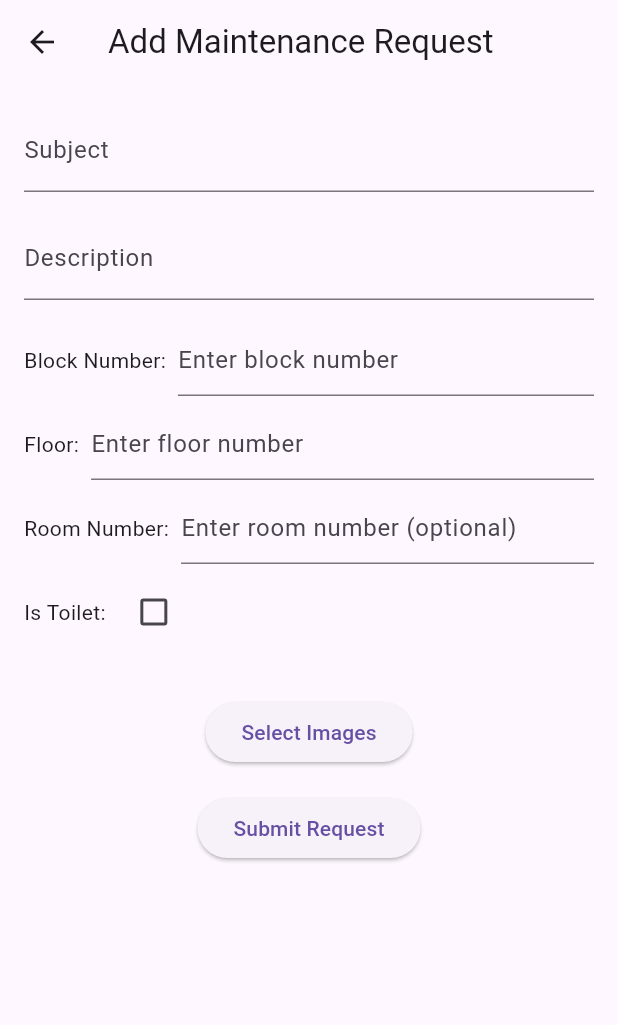
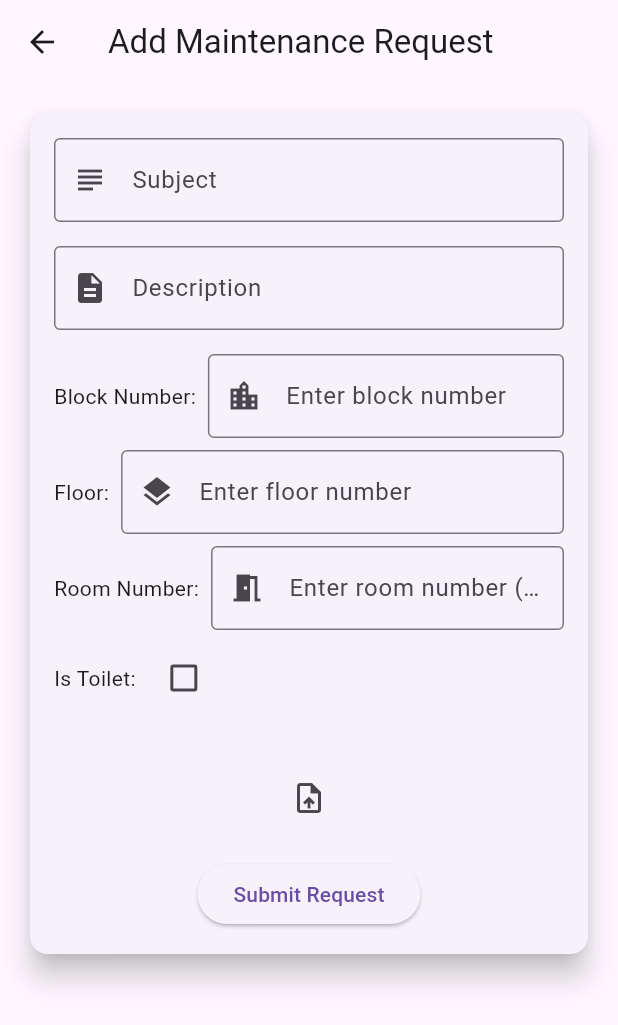
Before and after one commit to amanabiy/Maintenance_System, a Flutter app: the AddRequestPage screen opened directly, on a phone screen of 412 x 824 dp. Shown: the top 1025 px of the screen. Run offline on Flutter 3.47's test engine with Material 3 defaults, Android fonts, the phone set to English and light mode, and no system bars; our stand-ins replace dio, flutter_secure_storage, image_picker, shared_preferences, stylish_bottom_bar; accounts and stored records are empty.

Commit message:
(feat): some design

```diff
--- a/mobile/lib/screens/add_request_page.dart
+++ b/mobile/lib/screens/add_request_page.dart
@@ -35,8 +35,7 @@ class _AddRequestPageState extends State<AddRequestPage> {
     final XFile image;
     if (source == ImageSource.camera) {
       image = (await picker.pickImage(source: ImageSource.camera))!;
-    }
-    else {
+    } else {
       image = (await picker.pickImage(source: ImageSource.gallery))!;
     }
 
@@ -44,7 +43,6 @@ class _AddRequestPageState extends State<AddRequestPage> {
       setState(() {
         _selectedImages.add(image);
       });
-      await _uploadFile(image);
     }
   }
 
@@ -98,14 +96,16 @@ class _AddRequestPageState extends State<AddRequestPage> {
       if (response.statusCode == 200 || response.statusCode == 201) {
         final fileUrl = response.data['fileUrl'];
         setState(() {
-          _uploadedFiles.add({'id': response.data['id'], 'name': file.name, 'path': fileUrl});
+          _uploadedFiles.add(
+              {'id': response.data['id'], 'name': file.name, 'path': fileUrl});
         });
         ScaffoldMessenger.of(context).showSnackBar(
           const SnackBar(content: Text('File uploaded successfully')),
         );
       } else {
         ScaffoldMessenger.of(context).showSnackBar(
-          SnackBar(content: Text('Error uploading file: ${response.statusMessage}')),
+          SnackBar(
+              content: Text('Error uploading file: ${response.statusMessage}')),
         );
       }
     } catch (e) {
@@ -157,7 +157,8 @@ class _AddRequestPageState extends State<AddRequestPage> {
           );
         });
       } else {
-        final errorMessage = response.data['message'] ?? 'Error submitting request. Please try again.';
+        final errorMessage = response.data['message'] ??
+            'Error submitting request. Please try again.';
         ScaffoldMessenger.of(context).showSnackBar(
           SnackBar(content: Text(errorMessage)),
         );
@@ -189,13 +190,23 @@ class _AddRequestPageState extends State<AddRequestPage> {
       ),
       body: Padding(
         padding: const EdgeInsets.all(16.0),
+        child: Card(
+          elevation: 8.0,
+          shape:
+              RoundedRectangleBorder(borderRadius: BorderRadius.circular(12)),
+          child: Padding(
+            padding: const EdgeInsets.all(16.0),
             child: Form(
               key: _formKey,
               child: SingleChildScrollView(
                 child: Column(
                   children: [
                     TextFormField(
-                  decoration: const InputDecoration(labelText: 'Subject'),
+                      decoration: InputDecoration(
+                        labelText: 'Subject',
+                        border: OutlineInputBorder(),
+                        prefixIcon: Icon(Icons.subject),
+                      ),
                       controller: _subject,
                       validator: (value) {
                         if (value == null || value.isEmpty) {
@@ -206,7 +217,11 @@ class _AddRequestPageState extends State<AddRequestPage> {
                     ),
                     const SizedBox(height: 16.0),
                     TextFormField(
-                  decoration: const InputDecoration(labelText: 'Description'),
+                      decoration: InputDecoration(
+                        labelText: 'Description',
+                        border: OutlineInputBorder(),
+                        prefixIcon: Icon(Icons.description),
+                      ),
                       controller: _description,
                       validator: (value) {
                         if (value == null || value.isEmpty) {
@@ -223,7 +238,11 @@ class _AddRequestPageState extends State<AddRequestPage> {
                         Expanded(
                           child: TextFormField(
                             keyboardType: TextInputType.number,
-                        decoration: const InputDecoration(hintText: 'Enter block number'),
+                            decoration: InputDecoration(
+                              hintText: 'Enter block number',
+                              border: OutlineInputBorder(),
+                              prefixIcon: Icon(Icons.location_city),
+                            ),
                             controller: _blockNumber,
                             validator: (value) {
                               if (value == null || value.isEmpty) {
@@ -243,7 +262,11 @@ class _AddRequestPageState extends State<AddRequestPage> {
                         Expanded(
                           child: TextFormField(
                             keyboardType: TextInputType.number,
-                        decoration: const InputDecoration(hintText: 'Enter floor number'),
+                            decoration: InputDecoration(
+                              hintText: 'Enter floor number',
+                              border: OutlineInputBorder(),
+                              prefixIcon: Icon(Icons.layers),
+                            ),
                             controller: _floor,
                             validator: (value) {
                               if (value == null || value.isEmpty) {
@@ -262,7 +285,11 @@ class _AddRequestPageState extends State<AddRequestPage> {
                         const SizedBox(width: 8.0),
                         Expanded(
                           child: TextFormField(
-                        decoration: const InputDecoration(hintText: 'Enter room number (optional)'),
+                            decoration: InputDecoration(
+                              hintText: 'Enter room number (optional)',
+                              border: OutlineInputBorder(),
+                              prefixIcon: Icon(Icons.meeting_room),
+                            ),
                             controller: _roomNumber,
                           ),
                         ),
@@ -275,15 +302,16 @@ class _AddRequestPageState extends State<AddRequestPage> {
                         const SizedBox(width: 8.0),
                         Checkbox(
                           value: _isToilet,
-                      onChanged: (value) => setState(() => _isToilet = value!),
+                          onChanged: (value) =>
+                              setState(() => _isToilet = value!),
                         ),
                       ],
                     ),
                     const SizedBox(height: 16.0),
                     _selectedImages.isNotEmpty
-                    ? Wrap(
-                        spacing: 8.0,
-                        runSpacing: 8.0,
+                        ? SingleChildScrollView(
+                            scrollDirection: Axis.horizontal,
+                            child: Row(
                               children: _selectedImages.map((image) {
                                 return Stack(
                                   children: [
@@ -300,7 +328,7 @@ class _AddRequestPageState extends State<AddRequestPage> {
                                         onTap: () {
                                           setState(() {
                                             _selectedImages.remove(image);
-                                      _removeFile(image.name);
+                                            _removeFile(image.path);
                                           });
                                         },
                                         child: Container(
@@ -315,26 +343,14 @@ class _AddRequestPageState extends State<AddRequestPage> {
                                   ],
                                 );
                               }).toList(),
+                            ),
                           )
                         : Container(),
                     const SizedBox(height: 16.0),
-                ElevatedButton(
+                    IconButton(
+                      icon: Icon(Icons.upload_file),
                       onPressed: pickImage,
-                  child: const Text('Select Images'),
                     ),
-                // _uploadedFiles.isNotEmpty
-                //     ? Column(
-                //         children: _uploadedFiles.map((file) {
-                //           return ListTile(
-                //             title: Text(file['name']),
-                //             trailing: IconButton(
-                //               icon: Icon(Icons.delete, color: Colors.red),
-                //               onPressed: () => _removeFile(file['name']),
-                //             ),
-                //           );
-                //         }).toList(),
-                //       )
-                //     : Container(),
                     const SizedBox(height: 16.0),
                     ElevatedButton(
                       onPressed: () => _submitRequest(
@@ -351,6 +367,8 @@ class _AddRequestPageState extends State<AddRequestPage> {
               ),
             ),
           ),
+        ),
+      ),
     );
   }
 }
```
Lines whose indentation alone changed are shown as unchanged.
